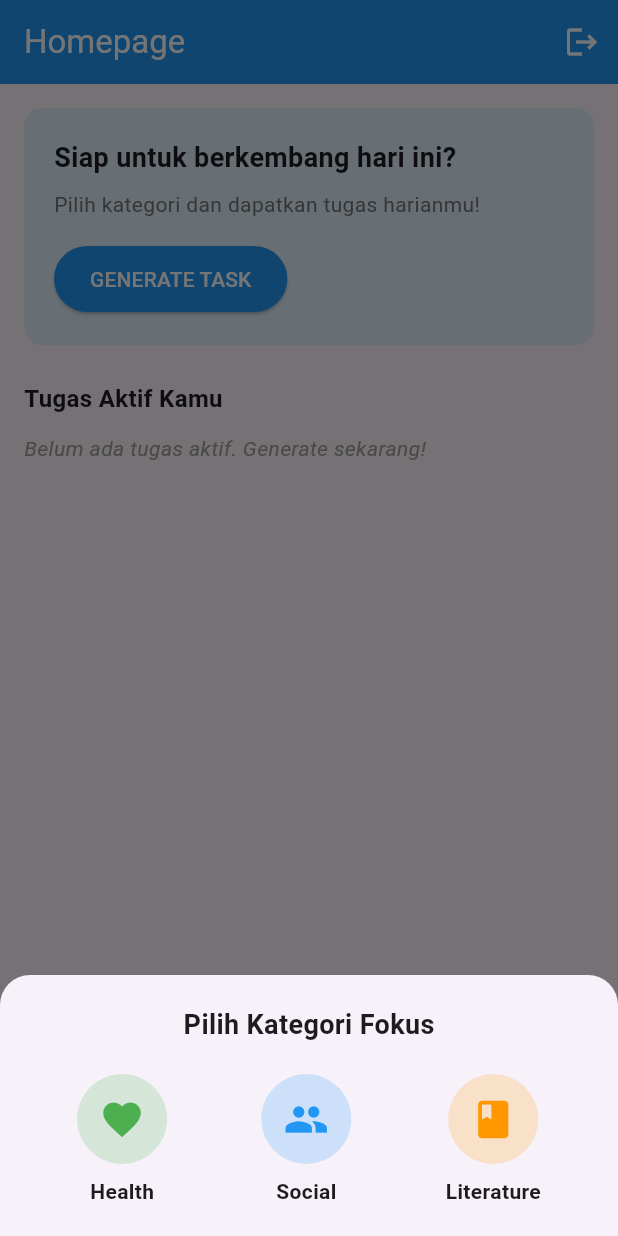
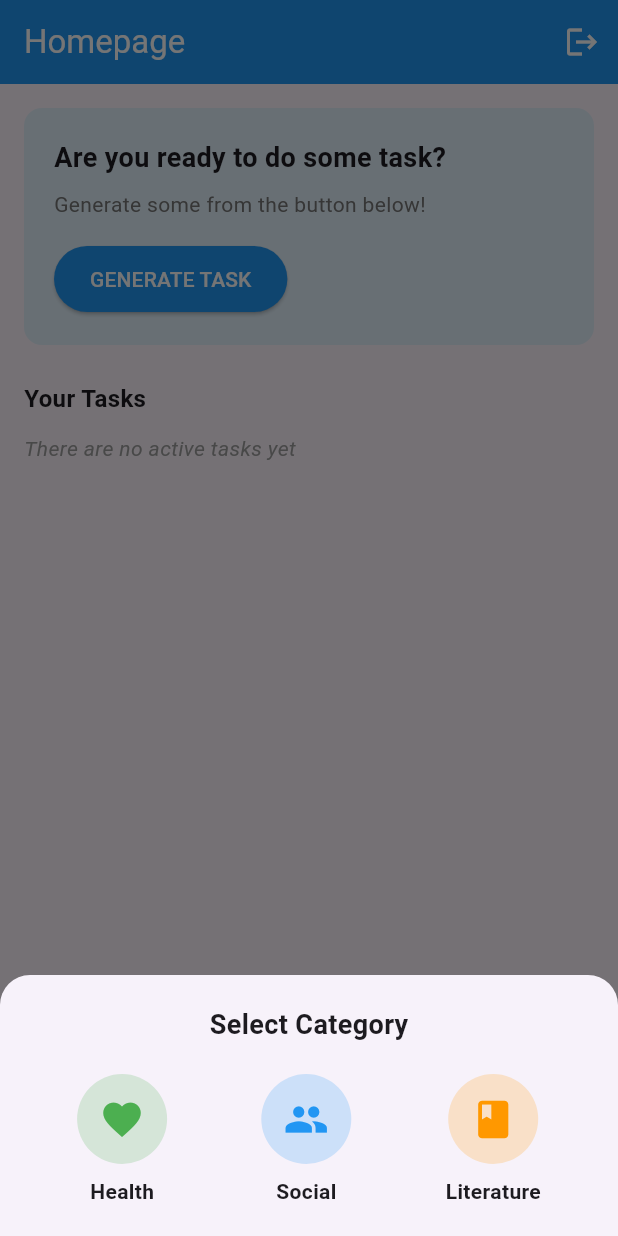
Before and after one commit to NymBhaskara/DailyMate, a Flutter app: the screen it shows once a user with an empty profile is signed in, after a tap on "GENERATE TASK", on a phone screen of 412 x 824 dp. Run offline on Flutter 3.47's test engine with Material 3 defaults, Android fonts, the phone set to English and light mode, and no system bars; our stand-ins replace supabase_flutter; accounts and stored records are empty.

Commit message:
Language adjustment

```diff
--- a/dailymate/lib/home_page.dart
+++ b/dailymate/lib/home_page.dart
@@ -49,7 +49,7 @@ class _HomePageState extends State<HomePage> {
           child: Column(
             mainAxisSize: MainAxisSize.min,
             children: [
-              Text('Pilih Kategori Fokus', style: TextStyle(fontSize: 18, fontWeight: FontWeight.bold)),
+              Text('Select Category', style: TextStyle(fontSize: 18, fontWeight: FontWeight.bold)),
               SizedBox(height: 20),
               Row(
                 mainAxisAlignment: MainAxisAlignment.spaceAround,
@@ -96,7 +96,7 @@ class _HomePageState extends State<HomePage> {
           .eq('category', category);
 
       if (poolResponse.isEmpty) {
-        throw Exception("Belum ada data tugas untuk kategori ini di database!");
+        throw Exception("There is no assignment data for this category in the database yet!");
       }
 
       // 2. Pilih 1 secara ACAK
@@ -116,7 +116,7 @@ class _HomePageState extends State<HomePage> {
       await _fetchUserTasks();
 
       ScaffoldMessenger.of(context).showSnackBar(
-        SnackBar(content: Text('Tugas baru berhasil dibuat! Semangat!')),
+        SnackBar(content: Text('New task created successfully!')),
       );
 
     } catch (error) {
@@ -140,7 +140,7 @@ class _HomePageState extends State<HomePage> {
 
       _fetchUserTasks(); // Refresh list
       ScaffoldMessenger.of(context).showSnackBar(
-        SnackBar(content: Text('Tugas selesai! XP bertambah (logic next)')),
+        SnackBar(content: Text('Task completed! XP increased by')),
       );
     } catch (error) {
       print('Error completing task: $error');
@@ -176,9 +176,9 @@ class _HomePageState extends State<HomePage> {
                     child: Column(
                       crossAxisAlignment: CrossAxisAlignment.start,
                       children: [
-                        Text('Siap untuk berkembang hari ini?', style: TextStyle(fontSize: 18, fontWeight: FontWeight.bold)),
+                        Text('Are you ready to do some task?', style: TextStyle(fontSize: 18, fontWeight: FontWeight.bold)),
                         SizedBox(height: 8),
-                        Text('Pilih kategori dan dapatkan tugas harianmu!', style: TextStyle(color: Colors.grey[600])),
+                        Text('Generate some from the button below!', style: TextStyle(color: Colors.grey[600])),
                         SizedBox(height: 16),
                         ElevatedButton(
                           onPressed: _showCategorySelector, // Munculkan pilihan kategori
@@ -196,10 +196,10 @@ class _HomePageState extends State<HomePage> {
                   SizedBox(height: 24),
 
                   // LIST TUGAS AKTIF
-                  Text('Tugas Aktif Kamu', style: TextStyle(fontSize: 16, fontWeight: FontWeight.bold)),
+                  Text('Your Tasks', style: TextStyle(fontSize: 16, fontWeight: FontWeight.bold)),
                   SizedBox(height: 12),
                   _activeTasks.isEmpty
-                    ? Text("Belum ada tugas aktif. Generate sekarang!", style: TextStyle(fontStyle: FontStyle.italic, color: Colors.grey))
+                    ? Text("There are no active tasks yet", style: TextStyle(fontStyle: FontStyle.italic, color: Colors.grey))
                     : Column(children: _activeTasks.map((task) => _buildTaskItem(task)).toList()),
                 ],
               ),
@@ -221,7 +221,7 @@ class _HomePageState extends State<HomePage> {
         trailing: IconButton(
           icon: Icon(Icons.check_circle_outline, color: Colors.grey, size: 32),
           onPressed: () => _completeTask(task['id']),
-          tooltip: "Tandai Selesai",
+          tooltip: "Mark as complete",
         ),
       ),
     );
```
